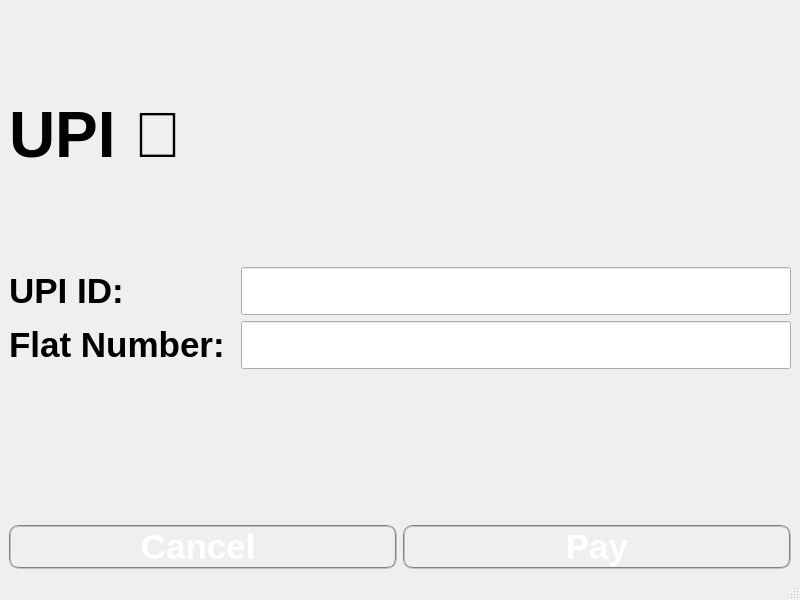
Qt form transaction_upi.ui (acmpesuecc/GrowPal) before a commit.
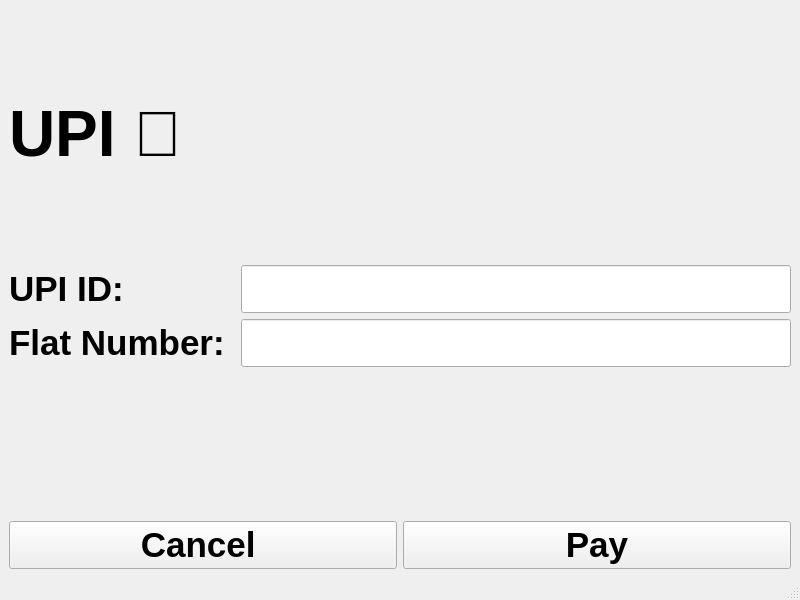
The same form after that commit.

What changed in the file:
```diff
--- a/transaction_upi.ui
+++ b/transaction_upi.ui
@@ -93,9 +93,7 @@
        </font>
       </property>
       <property name="styleSheet">
-       <string notr="true">
-                 color: white; 
-                 border-radius: 10px; border: 2px groove gray;</string>
+       <string notr="true"/>
       </property>
       <property name="text">
        <string>Cancel </string>
@@ -112,9 +110,7 @@
        </font>
       </property>
       <property name="styleSheet">
-       <string notr="true">
-                 color: white; 
-                 border-radius: 10px; border: 2px groove gray;</string>
+       <string notr="true"/>
       </property>
       <property name="text">
        <string>Pay</string>
```
